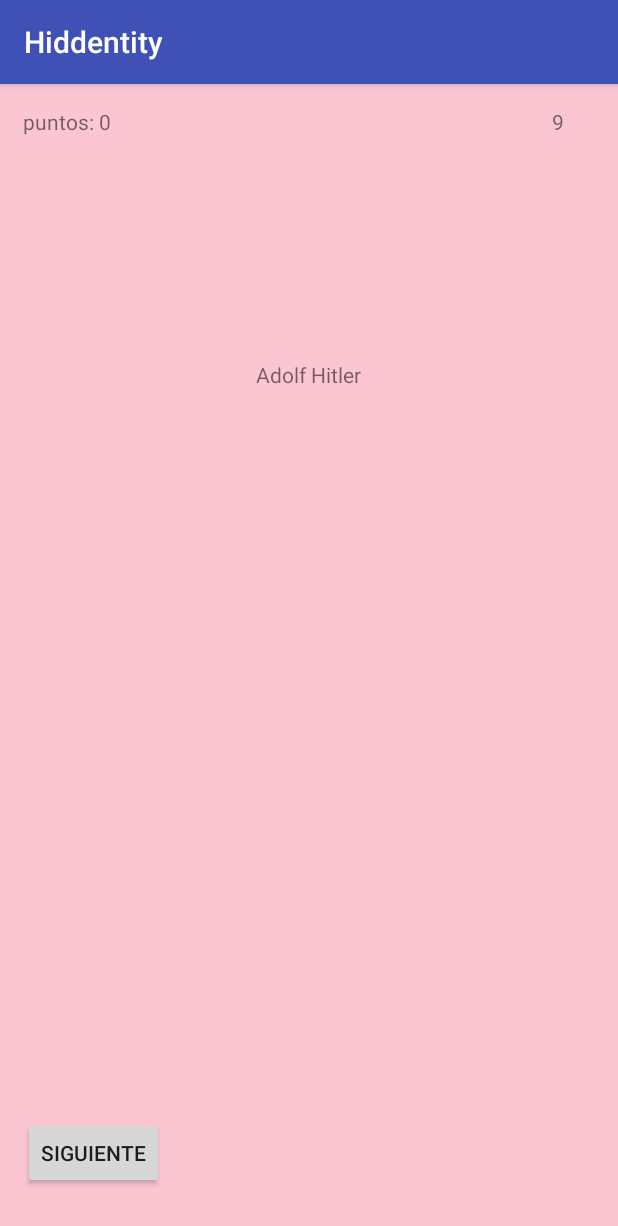
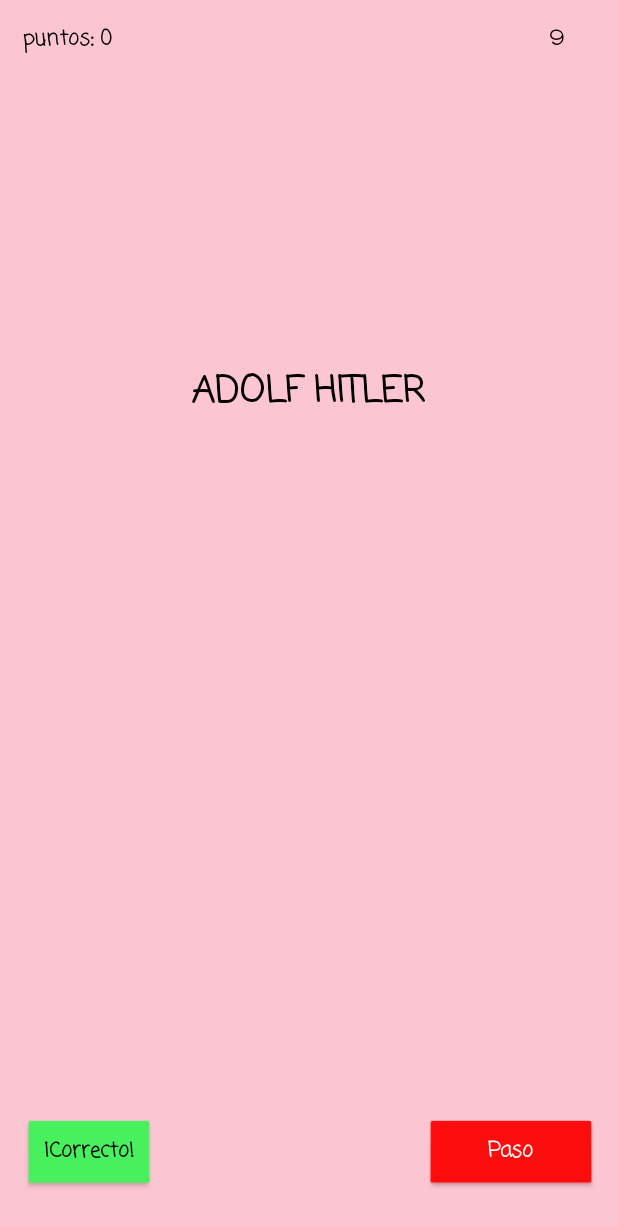
Before and after one commit to painyahiko/Hiddentity, an Android app: the PartidaActivity screen opened directly, with no data from a screen before it, on a phone screen of 412 x 824 dp. Shown: the top 1226 px of the screen. Run offline under Robolectric (Android 15) with nearby library versions, the phone set to English and light mode, and no system bars.

Commit message:
cambio de apariencia

```diff
--- a/app/src/main/java/com/example/david/hiddentity/PartidaActivity.java
+++ b/app/src/main/java/com/example/david/hiddentity/PartidaActivity.java
@@ -1,5 +1,6 @@
 package com.example.david.hiddentity;
 
+import android.app.Activity;
 import android.content.Intent;
 import android.os.CountDownTimer;
 import android.support.v7.app.AppCompatActivity;
@@ -12,7 +13,7 @@ import android.widget.TextView;
 
 import java.util.ArrayList;
 
-public class PartidaActivity extends AppCompatActivity {
+public class PartidaActivity extends Activity {
 
     TextView tiempo,personaje,puntos;
     Button siguiente;
--- a/app/src/main/res/layout/activity_partida.xml
+++ b/app/src/main/res/layout/activity_partida.xml
@@ -1,5 +1,6 @@
 <?xml version="1.0" encoding="utf-8"?>
 <android.support.constraint.ConstraintLayout xmlns:android="http://schemas.android.com/apk/res/android"
+    xmlns:app="http://schemas.android.com/apk/res-auto"
     xmlns:tools="http://schemas.android.com/tools"
     android:layout_width="match_parent"
     android:layout_height="match_parent"
@@ -18,7 +19,10 @@
             android:layout_alignParentStart="true"
             android:layout_marginStart="15dp"
             android:layout_marginTop="15dp"
-            android:text="puntos: 0" />
+            android:fontFamily="casual"
+            android:text="puntos: 0"
+            android:textColor="@android:color/background_dark"
+            android:textStyle="bold" />
 
         <TextView
             android:id="@+id/tiempo"
@@ -28,8 +32,11 @@
             android:layout_alignParentTop="true"
             android:layout_marginEnd="36dp"
             android:layout_marginTop="15dp"
+            android:fontFamily="casual"
             android:gravity="right"
-            android:text="tiempo" />
+            android:text="tiempo"
+            android:textColor="@android:color/background_dark"
+            android:textStyle="bold" />
 
         <TextView
             android:id="@+id/personaje"
@@ -37,18 +44,45 @@
             android:layout_height="wrap_content"
             android:layout_below="@+id/tiempo"
             android:layout_centerHorizontal="true"
-            android:layout_marginTop="149dp"
+            android:layout_marginTop="205dp"
+            android:fontFamily="casual"
             android:gravity="center"
-            android:text="personaje" />
+            android:text="personaje"
+            android:textAlignment="center"
+            android:textAllCaps="true"
+            android:textColor="@android:color/black"
+            android:textSize="24sp"
+            android:textStyle="bold" />
 
         <Button
             android:id="@+id/btnsiguiente"
+            style="@android:style/Widget.Button"
             android:layout_width="wrap_content"
             android:layout_height="wrap_content"
             android:layout_alignParentBottom="true"
-            android:layout_marginBottom="31dp"
-            android:layout_marginStart="15dp"
-            android:text="Siguiente" />
+            android:layout_alignStart="@+id/puntos"
+            android:layout_marginBottom="30dp"
+            android:backgroundTint="@color/acierto"
+            android:fontFamily="casual"
+            android:text="¡Correcto!"
+            android:textColor="@android:color/black"
+            android:textStyle="bold" />
+
+        <Button
+            android:id="@+id/btnPaso"
+            style="@android:style/Widget.Button"
+            android:layout_width="wrap_content"
+            android:layout_height="wrap_content"
+            android:layout_alignBaseline="@+id/btnsiguiente"
+            android:layout_alignBottom="@+id/btnsiguiente"
+            android:layout_alignParentEnd="true"
+            android:layout_marginEnd="14dp"
+            android:layout_toEndOf="@+id/personaje"
+            android:backgroundTint="@color/paso"
+            android:fontFamily="casual"
+            android:text="Paso"
+            android:textColor="@android:color/background_light"
+            android:textStyle="bold" />
 
     </RelativeLayout>
 
--- a/app/src/main/res/values/colors.xml
+++ b/app/src/main/res/values/colors.xml
@@ -5,5 +5,7 @@
     <color name="colorAccent">#FF4081</color>
     <color name="teamBlue">#D9FEF8</color>
     <color name="teamRed">#FBC6D2</color>
+    <color name="acierto">#42f459</color>
+    <color name="paso">#ff0505</color>
 
 </resources>
```
Also changed, not shown: app/src/main/res/layout/activity_principal.xml (+30 -6 lines), app/src/main/res/drawable/hiddentity.png, app/src/main/res/drawable/lineas.png (added).
